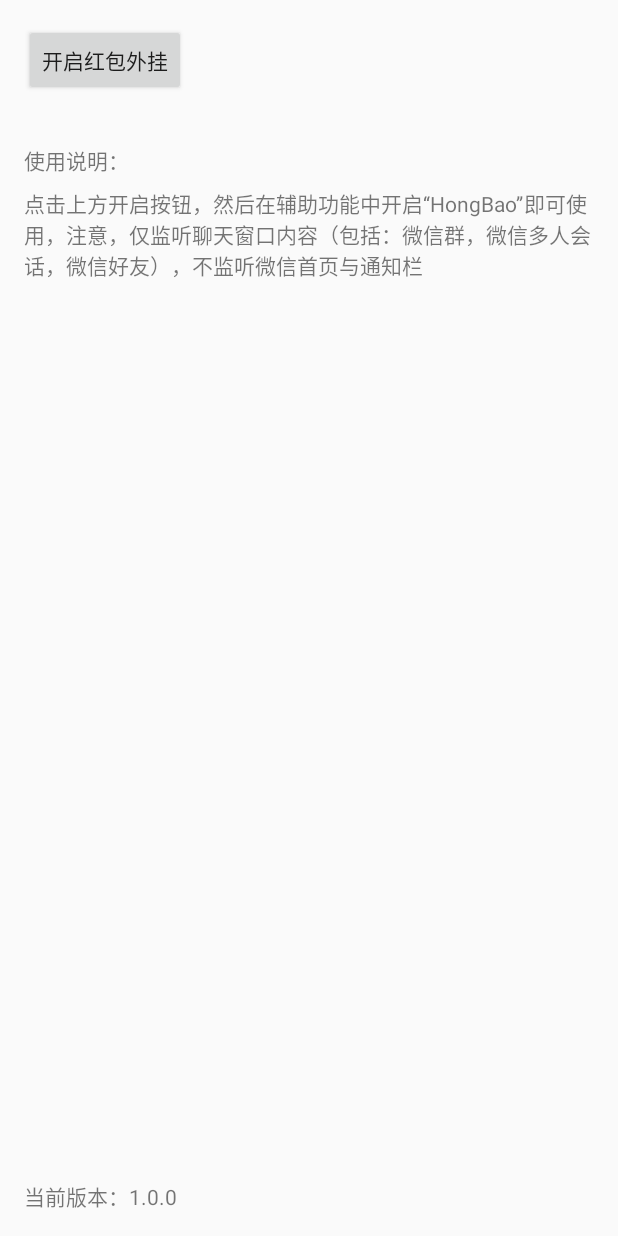
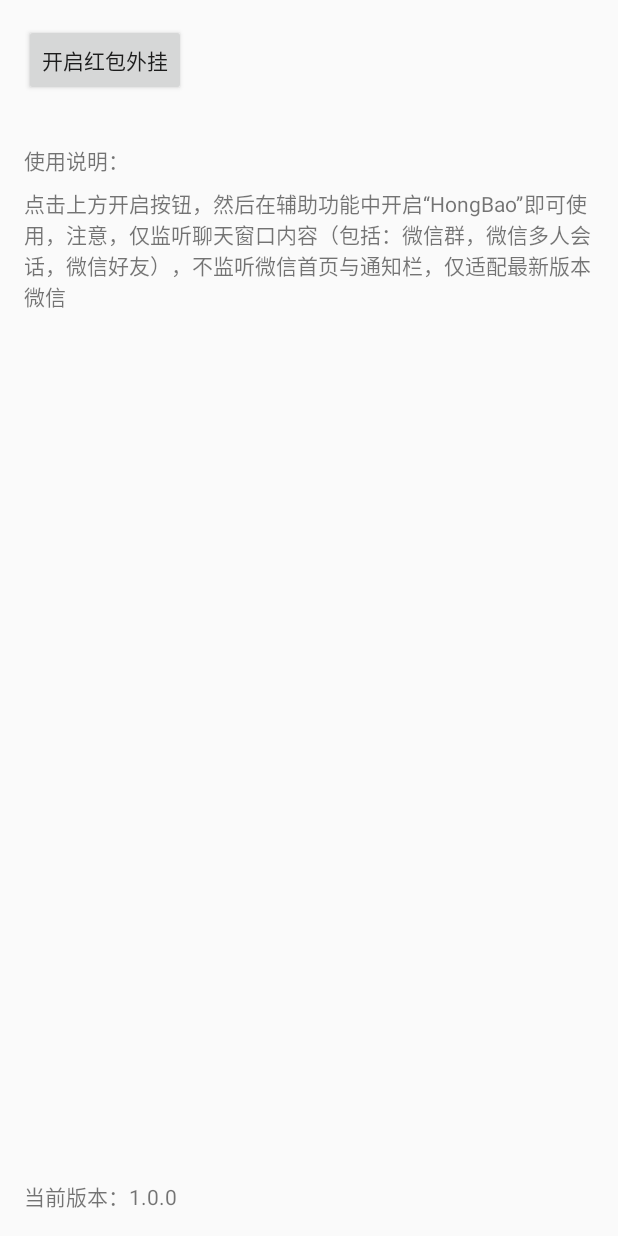
Before and after one commit to l376571926/WeChatHongBao, an Android app: the layout activity_main.xml on its own in the app's theme, with its tools: preview values and no code run, on a phone screen of 412 x 824 dp. Run offline under Robolectric (Android 15) with nearby library versions, the phone set to English and light mode, and no system bars.

Commit message:
添加抢红包插件描述

```diff
--- a/app/build.gradle
+++ b/app/build.gradle
@@ -15,7 +15,7 @@ android {
         minSdkVersion 18
         targetSdkVersion 28
         versionCode 1
-        versionName "1.0.0-alpha-2"
+        versionName "1.0.0-alpha-3"
         signingConfig signingConfigs.config
     }
     buildTypes {
--- a/app/src/main/res/layout/activity_main.xml
+++ b/app/src/main/res/layout/activity_main.xml
@@ -23,7 +23,7 @@
         android:layout_width="wrap_content"
         android:layout_height="wrap_content"
         android:layout_marginTop="8dp"
-        android:text="点击上方开启按钮，然后在辅助功能中开启“HongBao”即可使用，注意，仅监听聊天窗口内容（包括：微信群，微信多人会话，微信好友），不监听微信首页与通知栏" />
+        android:text="点击上方开启按钮，然后在辅助功能中开启“HongBao”即可使用，注意，仅监听聊天窗口内容（包括：微信群，微信多人会话，微信好友），不监听微信首页与通知栏，仅适配最新版本微信" />
 
     <android.support.v4.widget.Space
         android:layout_width="wrap_content"
--- a/app/src/main/res/values/strings.xml
+++ b/app/src/main/res/values/strings.xml
@@ -1,4 +1,5 @@
 <resources>
     <string name="app_name">HongBao</string>
     <string name="file_provider_authorities">group.tonight.hongbao.FileProvider</string>
+    <string name="accessibility_service_config_description">抢红包插件描述：仅适配最新版本微信</string>
 </resources>
--- a/app/src/main/res/xml/accessibility_service_config.xml
+++ b/app/src/main/res/xml/accessibility_service_config.xml
@@ -6,6 +6,7 @@
     android:canRequestEnhancedWebAccessibility="true"
     android:canRequestTouchExplorationMode="true"
     android:canRetrieveWindowContent="true"
+    android:description="@string/accessibility_service_config_description"
     android:notificationTimeout="100"
     android:packageNames="com.tencent.mm"
     android:settingsActivity="" />
```
Also changed, not shown: app/src/main/java/group/tonight/hongbao/HongBaoAccessibilityService.java (+36 -1 lines).
